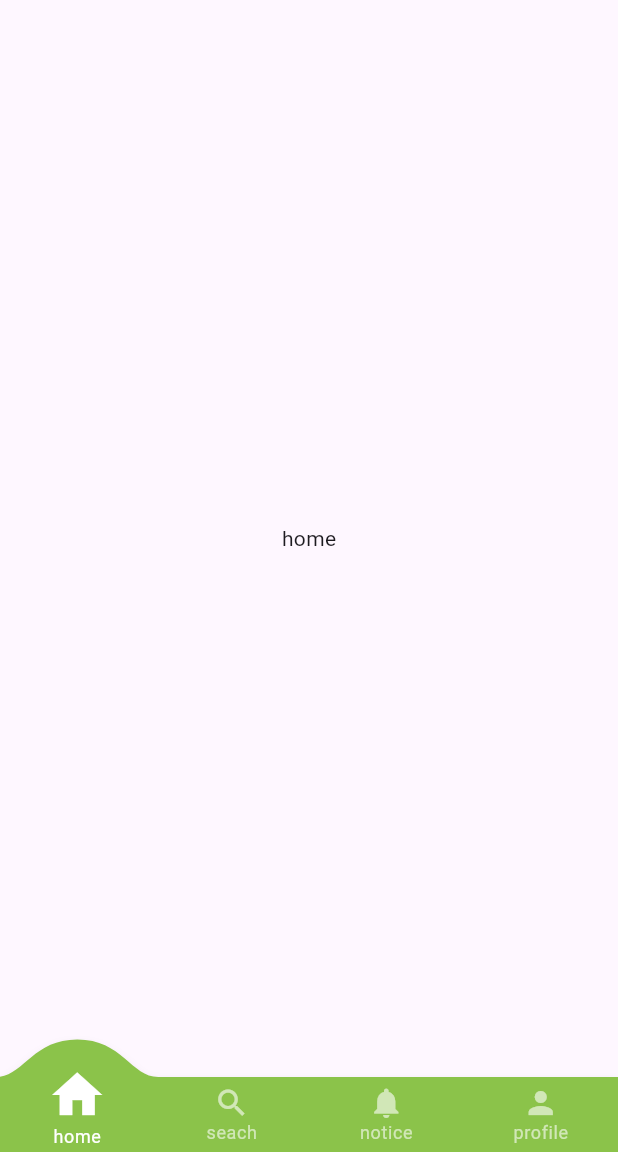
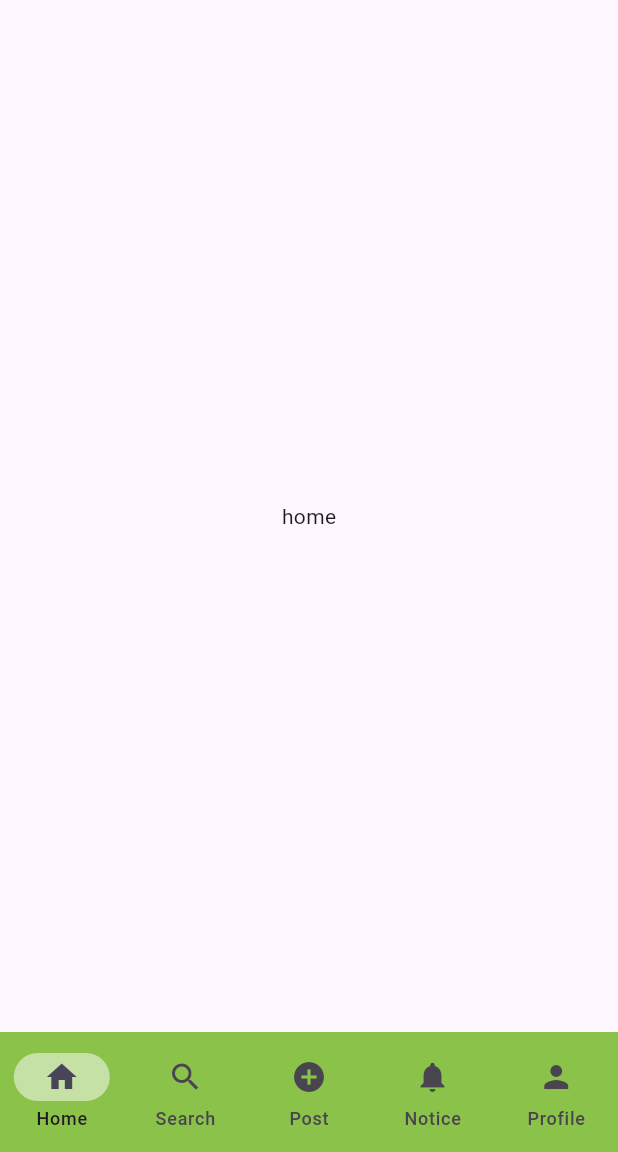
Before and after one commit to segnities007/emons, a Flutter app: the Hubs screen opened by its route, on a phone screen of 412 x 824 dp, the part 84-1236 px from its top. Run offline on Flutter 3.47's test engine with Material 3 defaults, Android fonts, the phone set to English and light mode, and no system bars; drawn by our look-alikes of convex_bottom_bar; our stand-ins replace flutter_hooks, go_router.

Commit message:
change navigation bar

```diff
--- a/client/lib/screens/hubs/hubs.dart
+++ b/client/lib/screens/hubs/hubs.dart
@@ -1,32 +1,13 @@
 import 'package:flutter/material.dart';
-import 'package:client/screens/theme.dart';
-import 'package:client/screens/hubs/home.dart';
-import 'package:client/screens/hubs/notify.dart';
-import 'package:client/screens/hubs/profile.dart';
-import 'package:client/screens/hubs/search.dart';
+import '../theme.dart';
 import 'package:flutter_hooks/flutter_hooks.dart';
-import 'package:convex_bottom_bar/convex_bottom_bar.dart';
-
-const hubUIList = [
-    Home(),
-    Search(),
-    Notify(),
-    Profile(),
-];
-
-const hubTitleList = [
-    "home",
-    "seach",
-    "notice",
-    "profile",
-];
-
-const hubIconList = [
-    Icons.home,
-    Icons.search,
-    Icons.notifications,
-    Icons.person,
-];
+import 'ui/navigation_bar.dart';
+import 'post.dart';
+import 'home.dart';
+import 'notify.dart';
+import 'profile.dart';
+import 'search.dart';
+import 'ui/app_bar.dart';
 
 ///////////////////////////////////////////////////
 
@@ -38,23 +19,42 @@ class Hubs extends HookWidget {
     final index = useState(0);
 
     return Scaffold(
-        appBar: AppBar(
-            title: const Text("EmoNS"),
-            backgroundColor: green
-        ),
-        body: hubUIList[index.value],
-        bottomNavigationBar: ConvexAppBar(
-            style: TabStyle.react,
-            backgroundColor: green,
-            items: [
-                for(int i=0; i<hubUIList.length; i++)
-                TabItem(icon: hubIconList[i], title: hubTitleList[i])
-            ],
-            initialActiveIndex: 0,
-            onTap: (int i) => index.value = i
-        )
-    );
+        appBar: appBar,
+        body: HubLists.ui[index.value],
+        bottomNavigationBar: EmonsNavigationBar(
+        currentIndex: index.value,
+        changeIndex: (int newIndex) {
+          index.value = newIndex;
+        }));
   }
 }
 
 ///////////////////////////////////////////////////
+
+class HubLists {
+  static const ui = [
+    Home(),
+    Search(),
+    Post(),
+    Notify(),
+    Profile(),
+  ];
+
+  static const label = [
+    "home",
+    "seach",
+    "notice",
+    "profile",
+  ];
+
+  static const icon = [
+    Icons.home,
+    Icons.search,
+    Icons.notifications,
+    Icons.person,
+  ];
+
+  static const selectedIcon = [
+
+  ];
+}
--- /dev/null
+++ b/client/lib/screens/hubs/post.dart
@@ -0,0 +1,12 @@
+import 'package:flutter/material.dart';
+
+class Post extends StatelessWidget {
+  const Post({super.key});
+
+  @override
+  Widget build(context) {
+    return const Center(
+        child: Text("post")
+    );
+  }
+}
--- /dev/null
+++ b/client/lib/screens/hubs/ui/app_bar.dart
@@ -0,0 +1,7 @@
+import 'package:flutter/material.dart';
+import '../../theme.dart';
+
+PreferredSizeWidget? appBar = AppBar(
+  title: const Text("EmoNS"),
+  backgroundColor: green,
+);
--- /dev/null
+++ b/client/lib/screens/hubs/ui/drawer.dart
@@ -0,0 +1,4 @@
+import 'package:flutter/material.dart';
+import '../../theme.dart';
+
+class
--- /dev/null
+++ b/client/lib/screens/hubs/ui/navigation_bar.dart
@@ -0,0 +1,45 @@
+import 'package:flutter/material.dart';
+import 'package:flutter_hooks/flutter_hooks.dart';
+import '../../theme.dart';
+
+///////////////////////////////////////////////////
+
+class EmonsNavigationBar extends HookWidget {
+  const EmonsNavigationBar({super.key, required this.changeIndex, required this.currentIndex});
+
+  final void Function(int) changeIndex;
+  final int currentIndex;
+
+  @override
+  Widget build(context) {
+  //TODO シングルトン使用してやれるようにすること
+    return NavigationBar(
+      indicatorColor: lightGreen,
+      backgroundColor: green,
+      onDestinationSelected: changeIndex,
+      selectedIndex: currentIndex,
+      destinations: const [
+        NavigationDestination(
+              selectedIcon: Icon(Icons.home),
+              icon: Icon(Icons.home_outlined),
+              label: "Home"),
+        NavigationDestination(
+            selectedIcon: Icon(Icons.search_outlined),
+            icon: Icon(Icons.search),
+            label: "Search"),
+        NavigationDestination(
+            selectedIcon: Icon(Icons.add_circle_outline),
+            icon: Icon(Icons.add_circle),
+            label: "Post"),
+        NavigationDestination(
+            selectedIcon: Icon(Icons.notifications_outlined),
+            icon: Icon(Icons.notifications),
+            label: "Notice"),
+        NavigationDestination(
+            selectedIcon: Icon(Icons.person_outline),
+            icon: Icon(Icons.person),
+            label: "Profile"),
+      ]
+    );
+  }
+}
--- a/client/lib/screens/theme.dart
+++ b/client/lib/screens/theme.dart
@@ -1,3 +1,4 @@
 import 'package:flutter/material.dart';
 
 const green = Colors.lightGreen;
+final lightGreen = Colors.lightGreen[200];
```
